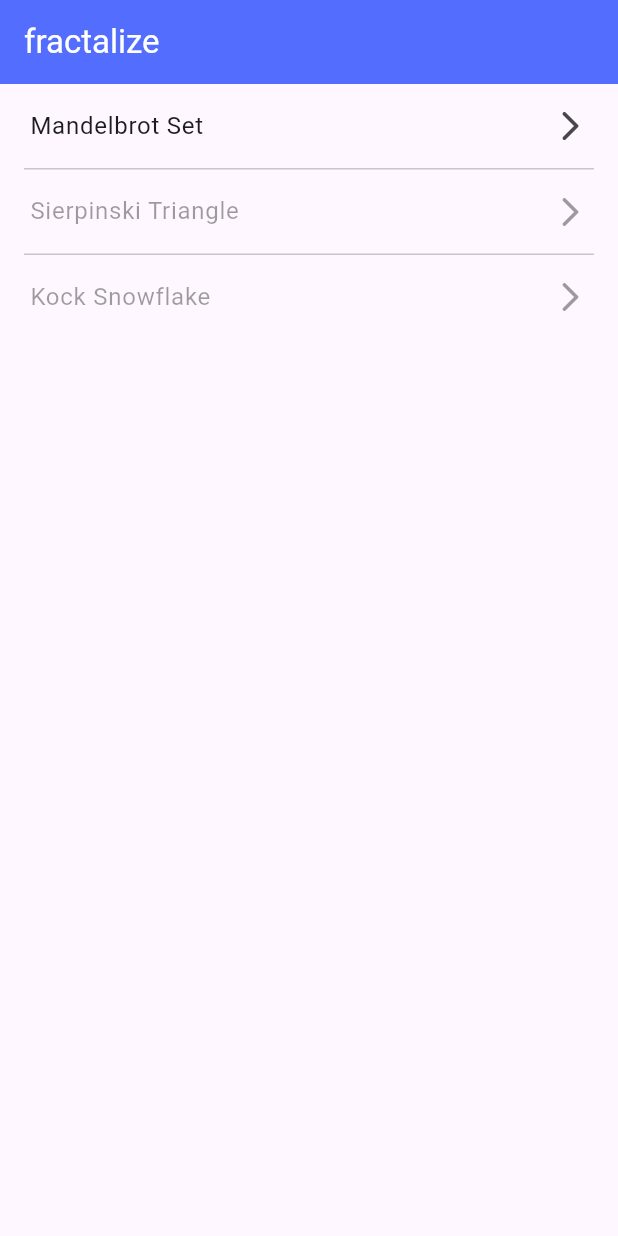
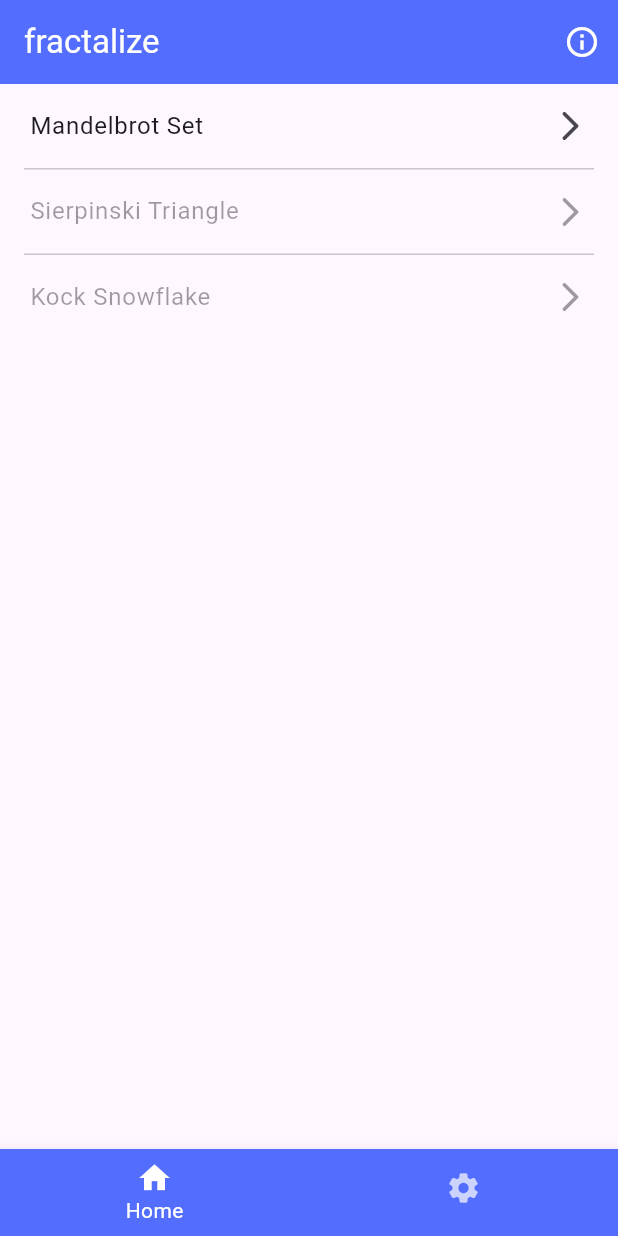
Before and after one commit to franciscovidalsantos/fractalize, a Flutter app: the screen it shows after launch, on a phone screen of 412 x 824 dp. Run offline on Flutter 3.47's test engine with Material 3 defaults, Android fonts, the phone set to English and light mode, and no system bars.

Commit message:
adding our app bottom navigation bar
- implemented our a app_bottom_navigation_bar widget.
- added a button to our appBar. preparing to display a bottomsheet with info about the current page.

```diff
--- a/lib/screens/home.dart
+++ b/lib/screens/home.dart
@@ -1,4 +1,5 @@
 import 'package:flutter/material.dart';
+import 'package:fractalize/widgets/app_bottom_navigation_bar.dart';
 import 'package:fractalize/widgets/fractals_list.dart';
 
 class HomeScreen extends StatefulWidget {
@@ -9,14 +10,33 @@ class HomeScreen extends StatefulWidget {
 }
 
 class _HomeScreenState extends State<HomeScreen> {
+  int _currentIndex = 0;
+  void _onItemTapped(int index) {
+    setState(() {
+      _currentIndex = index;
+    });
+  }
+
   @override
   Widget build(BuildContext context) {
     return Scaffold(
       appBar: AppBar(
         backgroundColor: Colors.indigoAccent,
         title: Text("fractalize", style: TextStyle(color: Colors.white)),
+        actions: [
+          IconButton(
+            icon: Icon(Icons.info_outline, color: Colors.white),
+            onPressed: () {
+              // TODO: open a dialog with info about the page.
+            },
+          ),
+        ],
       ),
       body: FractalsList(),
+      bottomNavigationBar: AppBottomNavigationBar(
+        currentIndex: _currentIndex,
+        onItemTapped: _onItemTapped,
+      ),
     );
   }
 }
--- /dev/null
+++ b/lib/widgets/app_bottom_navigation_bar.dart
@@ -0,0 +1,33 @@
+import 'package:flutter/material.dart';
+
+class AppBottomNavigationBar extends StatefulWidget {
+  const AppBottomNavigationBar({
+    super.key,
+    required this.currentIndex,
+    required this.onItemTapped,
+  });
+  final int currentIndex;
+  final Function(int) onItemTapped;
+
+  @override
+  State<AppBottomNavigationBar> createState() => _AppBottomNavigationBarState();
+}
+
+class _AppBottomNavigationBarState extends State<AppBottomNavigationBar> {
+  @override
+  Widget build(BuildContext context) {
+    return BottomNavigationBar(
+      items: [
+        BottomNavigationBarItem(icon: Icon(Icons.home), label: "Home"),
+        BottomNavigationBarItem(icon: Icon(Icons.settings), label: "Settings"),
+      ],
+      currentIndex: widget.currentIndex,
+      backgroundColor: Colors.indigoAccent,
+      selectedItemColor: Colors.white,
+      unselectedItemColor: Colors.white70,
+      showUnselectedLabels: false,
+      showSelectedLabels: true,
+      onTap: widget.onItemTapped,
+    );
+  }
+}
```
